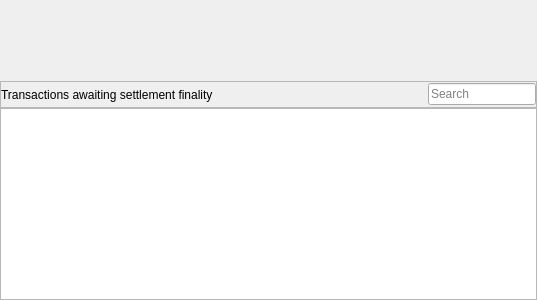
BlockSettle/terminal, file BlockSettleUILib/PortfolioWidget.ui: the form before one commit.
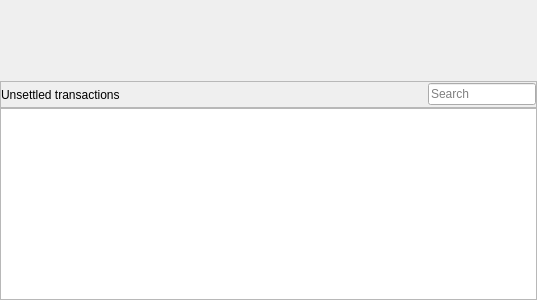
The form after the commit. Custom widgets are drawn as their Qt base class.

Commit message: Renamed header on the overview page.

The edit to the form file:
```diff
--- a/BlockSettleUILib/PortfolioWidget.ui
+++ b/BlockSettleUILib/PortfolioWidget.ui
@@ -178,7 +178,7 @@
             <bool>true</bool>
            </property>
            <property name="text">
-            <string>Transactions awaiting settlement finality</string>
+            <string>Unsettled transactions</string>
            </property>
            <property name="textFormat">
             <enum>Qt::AutoText</enum>
```
